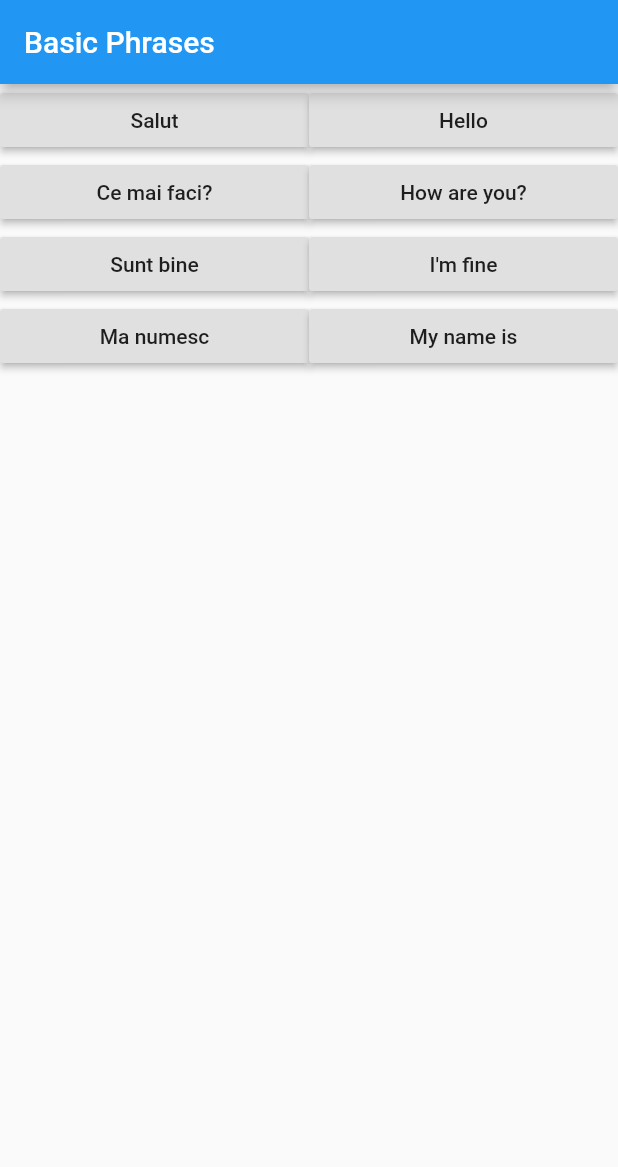
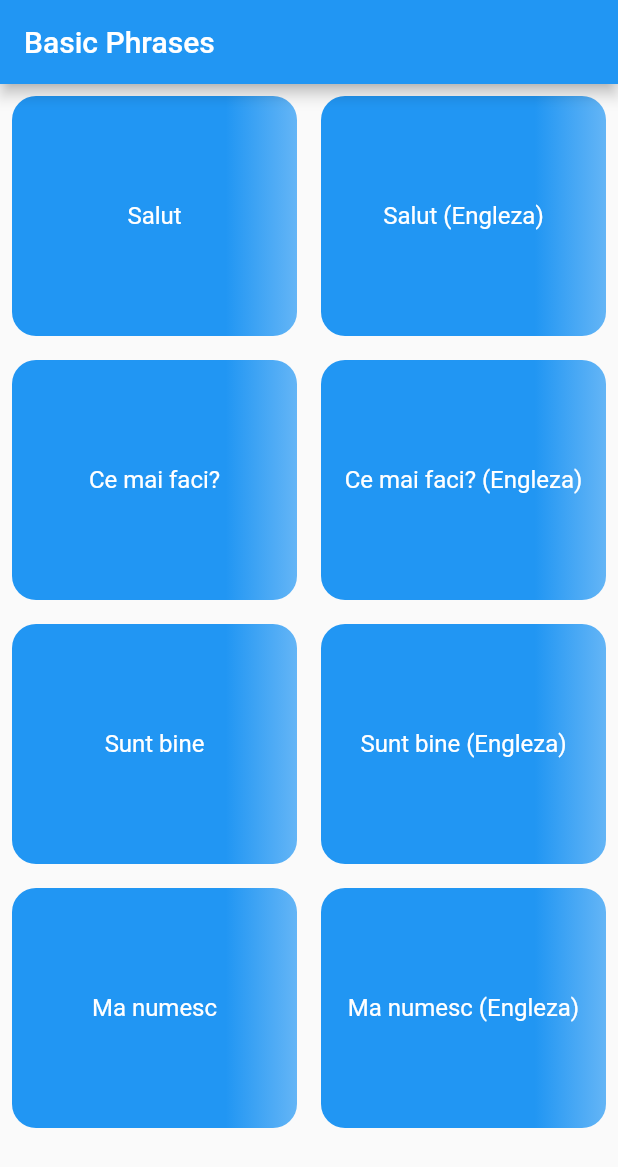
Before and after one commit to gabrielmatei/flutter-course, a Flutter app: the screen it shows after launch, on a phone screen of 412 x 824 dp. Shown: the top 1167 px of the screen. Run offline on Flutter 3.47's test engine with Material 2 defaults, Android fonts, the phone set to English and light mode, and no system bars; our stand-ins replace assets_audio_player.

Commit message:
created play button

```diff
--- /dev/null
+++ b/lib/components/play_button.dart
@@ -0,0 +1,47 @@
+import 'package:flutter/material.dart';
+import 'package:meta/meta.dart';
+
+class PlayButton extends StatelessWidget {
+  const PlayButton({
+    Key key,
+    @required this.text,
+    @required this.onPressed,
+  }) : super(key: key);
+
+  final String text;
+  final Function onPressed;
+
+  @override
+  Widget build(BuildContext context) {
+    return Expanded(
+      // margin: const EdgeInsets.all(8.0),
+      child: InkWell(
+        onTap: onPressed,
+        child: Container(
+          margin: const EdgeInsets.all(8.0),
+          height: 160.0,
+          decoration: BoxDecoration(
+            // color: Colors.blue,
+            borderRadius: BorderRadius.circular(16.0),
+            gradient: LinearGradient(
+              colors: <Color>[
+                Colors.blue,
+                Colors.blue[300],
+              ],
+              stops: const <double>[0.75, 1],
+            ),
+          ),
+          child: Center(
+            child: Text(
+              text,
+              style: const TextStyle(
+                color: Colors.white,
+                fontSize: 16.0,
+              ),
+            ),
+          ),
+        ),
+      ),
+    );
+  }
+}
--- a/lib/main.dart
+++ b/lib/main.dart
@@ -2,6 +2,8 @@ import 'package:assets_audio_player/assets_audio_player.dart';
 import 'package:flutter/material.dart';
 import 'package:flutter_course/models/basic_phrase.dart';
 import 'package:flutter_course/models/basic_phrase_translation.dart';
+
+import 'components/play_button.dart';
 
 void main() {
   runApp(App());
@@ -37,7 +39,7 @@ class _HomePageState extends State<HomePage> {
         audioUri: 'assets/audio/salut.mp3',
       ),
       english: BasicPhrase(
-        text: 'Hello',
+        text: 'Salut (Engleza)',
         audioUri: 'assets/audio/hello.mp3',
       ),
     ),
@@ -47,7 +49,7 @@ class _HomePageState extends State<HomePage> {
         audioUri: 'assets/audio/ce_mai_faci.mp3',
       ),
       english: BasicPhrase(
-        text: 'How are you?',
+        text: 'Ce mai faci? (Engleza)',
         audioUri: 'assets/audio/how_are_you.mp3',
       ),
     ),
@@ -57,7 +59,7 @@ class _HomePageState extends State<HomePage> {
         audioUri: 'assets/audio/sunt_bine.mp3',
       ),
       english: BasicPhrase(
-        text: 'I\'m fine',
+        text: 'Sunt bine (Engleza)',
         audioUri: 'assets/audio/im_fine.mp3',
       ),
     ),
@@ -67,7 +69,7 @@ class _HomePageState extends State<HomePage> {
         audioUri: 'assets/audio/ma_numesc.mp3',
       ),
       english: BasicPhrase(
-        text: 'My name is',
+        text: 'Ma numesc (Engleza)',
         audioUri: 'assets/audio/my_name_is.mp3',
       ),
     ),
@@ -99,19 +101,15 @@ class _HomePageState extends State<HomePage> {
                 basicPhraseTranslations[index];
             return Row(
               children: <Widget>[
-                Expanded(
-                  child: RaisedButton(
-                    child: Text(currentTranslation.romanian.text),
-                    onPressed: () =>
-                        _playAudio(currentTranslation.romanian.audioUri),
-                  ),
+                PlayButton(
+                  text: currentTranslation.romanian.text,
+                  onPressed: () =>
+                      _playAudio(currentTranslation.romanian.audioUri),
                 ),
-                Expanded(
-                  child: RaisedButton(
-                    child: Text(currentTranslation.english.text),
-                    onPressed: () =>
-                        _playAudio(currentTranslation.english.audioUri),
-                  ),
+                PlayButton(
+                  text: currentTranslation.english.text,
+                  onPressed: () =>
+                      _playAudio(currentTranslation.english.audioUri),
                 ),
               ],
             );
```
